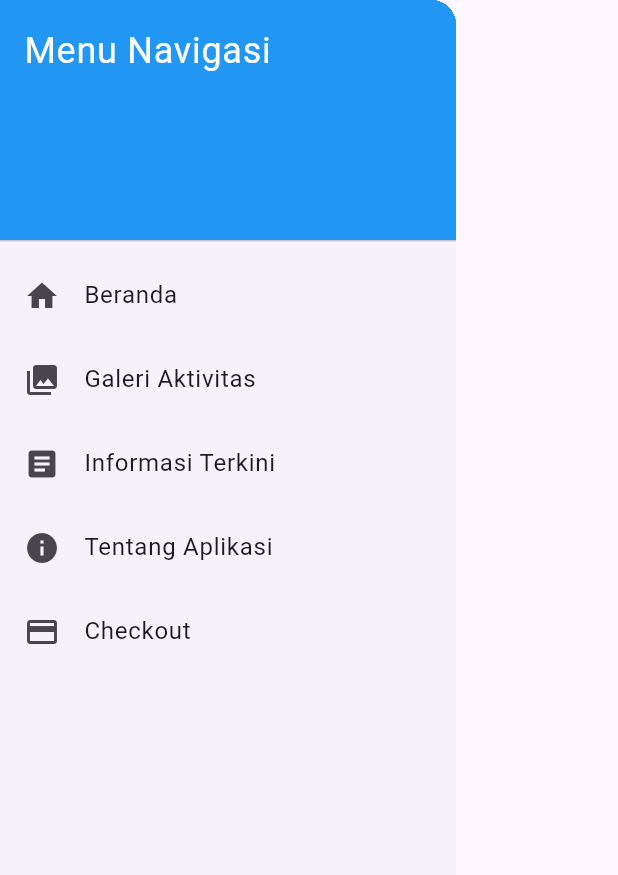
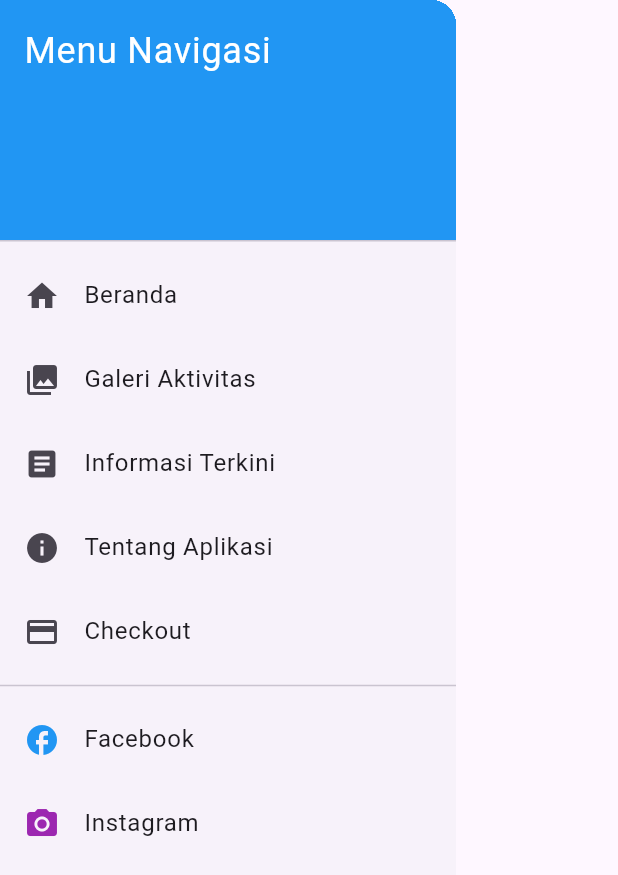
Before and after one commit to RaihanNurulAlam/mandalaarena, a Flutter app: the DrawerWidget widget shown alone on an empty page, opened directly, on a phone screen of 412 x 824 dp. Shown: the top 875 px of the screen. Run offline on Flutter 3.47's test engine with Material 3 defaults, Android fonts, the phone set to English and light mode, and no system bars; our stand-ins replace cloud_firestore, firebase_auth, firebase_core, firebase_database, flutter_bloc, google_maps_flutter and 1 more; accounts and stored records are empty.

Commit message:
23 Desember

```diff
--- a/lib/widgets/drawer_widget.dart
+++ b/lib/widgets/drawer_widget.dart
@@ -1,9 +1,8 @@
-// lib/widgets/drawer_widget.dart
-
 // ignore_for_file: use_key_in_widget_constructors
 
 import 'package:flutter/material.dart';
 import 'package:flutter_bloc/flutter_bloc.dart';
+import 'package:url_launcher/url_launcher.dart';
 import '../cubit/navigation_cubit.dart';
 
 class DrawerWidget extends StatelessWidget {
@@ -50,6 +49,17 @@ class DrawerWidget extends StatelessWidget {
             title: 'Checkout',
             navigationState: NavigationState.payment,
           ),
+          Divider(), // Pemisah antara menu navigasi dan tombol media sosial
+          ListTile(
+            leading: Icon(Icons.facebook, color: Colors.blue),
+            title: Text('Facebook'),
+            onTap: () => _launchURL('https://www.facebook.com/mandala.arena'),
+          ),
+          ListTile(
+            leading: Icon(Icons.camera_alt, color: Colors.purple),
+            title: Text('Instagram'),
+            onTap: () => _launchURL('https://www.instagram.com/mandalaarena'),
+          ),
         ],
       ),
     );
@@ -70,4 +80,13 @@ class DrawerWidget extends StatelessWidget {
       },
     );
   }
+
+  void _launchURL(String url) async {
+    final Uri uri = Uri.parse(url);
+    if (await canLaunchUrl(uri)) {
+      await launchUrl(uri, mode: LaunchMode.externalApplication);
+    } else {
+      throw 'Could not launch $url';
+    }
+  }
 }
```
